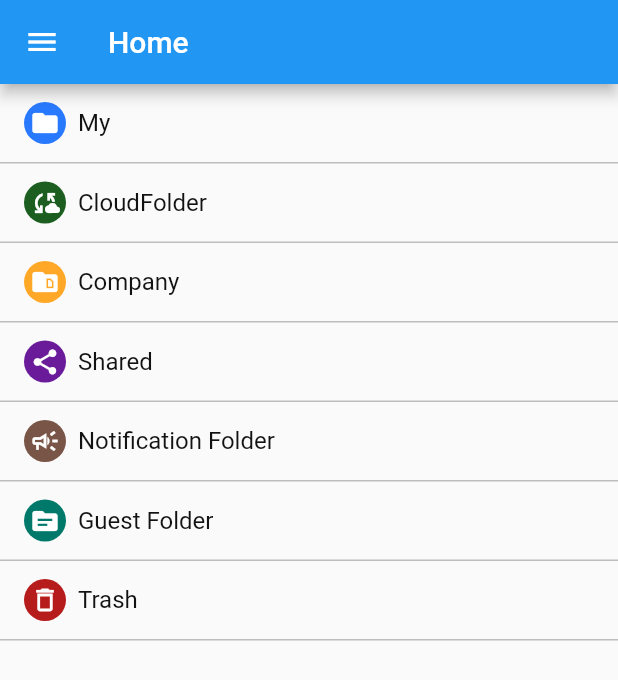
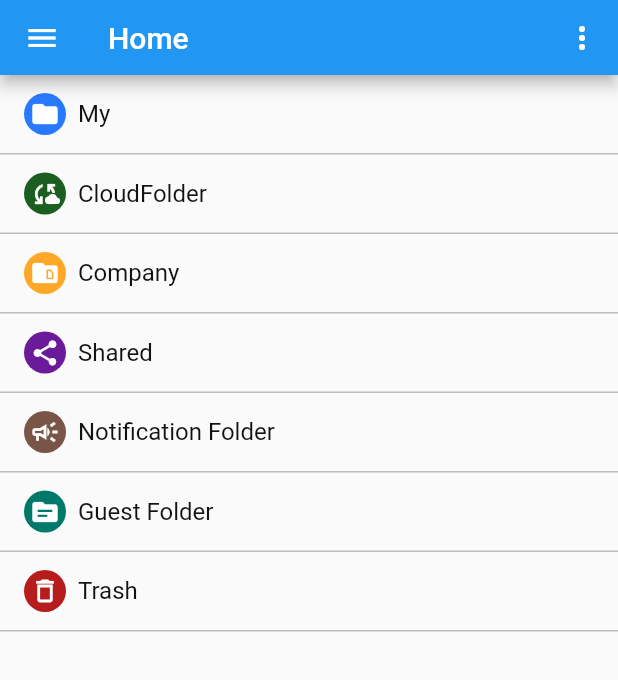
Before and after one commit to DyNamite-TNT-1/clouddisk_file_explorer, a Flutter app: the HomePage screen opened directly, on a phone screen of 412 x 824 dp. Shown: the top 680 px of the screen. Run offline on Flutter 3.47's test engine with Material 2 defaults, Android fonts, the phone set to English and light mode, and no system bars; drawn by our look-alikes of pull_to_refresh; our stand-ins replace bloc, dio, equatable, flutter_bloc.

Commit message:
last commit 12122022

```diff
--- a/lib/presentation/pages/home_page/home_page.dart
+++ b/lib/presentation/pages/home_page/home_page.dart
@@ -1,7 +1,7 @@
-import 'package:clouddisk_login_form/models/item.dart';
+import 'package:clouddisk_login_form/bloc/folder_tree_bloc/bloc/folder_tree_bloc.dart';
 import 'package:clouddisk_login_form/presentation/screens/folder_screen.dart';
 import 'package:flutter/material.dart';
-import 'package:pull_to_refresh/pull_to_refresh.dart';
+import 'package:flutter_bloc/flutter_bloc.dart';
 
 class HomePage extends StatefulWidget {
   const HomePage({super.key});
@@ -12,12 +12,29 @@ class HomePage extends StatefulWidget {
 
 class _HomePageState extends State<HomePage> {
   final GlobalKey<ScaffoldState> scaffoldKey = GlobalKey<ScaffoldState>();
+  final FolderTreeBloc folderTreeBloc = FolderTreeBloc();
+  @override
+  void initState() {
+    folderTreeBloc.add(const LoadEvent(0));
+    super.initState();
+  }
+
   @override
   Widget build(BuildContext context) {
+    void onSelected(BuildContext context, int value) {
+      switch (value) {
+        case 0:
+          print("Download");
+          break;
+        default:
+      }
+    }
+
     //add drawer under appBar by using Scaffold below Scaffold
     return Scaffold(
-      appBar: AppBar(
-        primary: true,
+      appBar: PreferredSize(
+        preferredSize: const Size.fromHeight(50),
+        child: AppBar(
           title: const Text("Home"),
           leading: IconButton(
             onPressed: () {
@@ -29,7 +46,57 @@ class _HomePageState extends State<HomePage> {
             },
             icon: const Icon(Icons.menu),
           ),
-        automaticallyImplyLeading: false,
+          actions: [
+            Theme(
+              data: Theme.of(context).copyWith(
+                  iconTheme: const IconThemeData(color: Colors.white),
+                  textTheme: const TextTheme().apply(bodyColor: Colors.white)),
+              child: PopupMenuButton<int>(
+                offset: const Offset(0, 60),
+                shape: const TooltipShape(),
+                color: Colors.indigo.shade900,
+                onSelected: (value) {
+                  onSelected(context, value);
+                },
+                itemBuilder: ((context) {
+                  return [
+                    popupMenuItem("Download"),
+                    popupMenuItem("New Folder"),
+                    popupMenuItem("Delete"),
+                    popupMenuItem("Copy"),
+                    popupMenuItem("Move"),
+                    popupMenuItem("Favorite"),
+                    popupMenuItem("Sort"),
+                    // const PopupMenuItem<int>(
+                    //   value: 1,
+                    //   child: Text("New Folder"),
+                    // ),
+                    // const PopupMenuItem<int>(
+                    //   value: 2,
+                    //   child: Text("Delete"),
+                    // ),
+                    // const PopupMenuItem<int>(
+                    //   value: 3,
+                    //   child: Text("Copy"),
+                    // ),
+                    // const PopupMenuItem<int>(
+                    //   value: 4,
+                    //   child: Text("Move"),
+                    // ),
+                    // const PopupMenuItem<int>(
+                    //   value: 5,
+                    //   child: Text("Favorite"),
+                    // ),
+                    // const PopupMenuItem<int>(
+                    //   value: 6,
+                    //   child: Text("Sort"),
+                    // ),
+                  ];
+                }),
+              ),
+            ),
+          ],
+        ),
       ),
       body: Scaffold(
         key: scaffoldKey,
@@ -59,10 +126,114 @@ class _HomePageState extends State<HomePage> {
             ],
           ),
         ),
-        body: FolderScreen(
-          folders: folders[0].children,
+        body: BlocProvider(
+          create: (context) => folderTreeBloc,
+          child: BlocBuilder<FolderTreeBloc, FolderTreeState>(
+            builder: (context, state) {
+              if (state is FolderTreeLoading) {
+                return const Center(
+                  child: CircularProgressIndicator(),
+                );
+              }
+              if (state is FolderTreeLoaded) {
+                return FolderScreen(
+                  folders: state.items,
+                );
+              }
+              return Container();
+            },
+          ),
+        ),
+      ),
+    );
+  }
+
+  PopupMenuItem<int> popupMenuItem(String content) {
+    return PopupMenuItem<int>(
+      padding: const EdgeInsets.all(0),
+      value: 0,
+      child: Container(
+        padding: const EdgeInsets.symmetric(vertical: 6),
+        decoration: const BoxDecoration(
+          color: Colors.red,
+          border: Border(
+            bottom: BorderSide(
+              color: Colors.white,
+            ),
+          ),
+        ),
+        child: Row(
+          children: [
+            const SizedBox(
+              width: 6,
+            ),
+            const Icon(
+              Icons.file_download_outlined,
+              size: 16,
+            ),
+            const SizedBox(
+              width: 6,
+            ),
+            Text(
+              content,
+              style: const TextStyle(fontSize: 16),
+            ),
+          ],
         ),
       ),
     );
   }
 }
+
+class TooltipShape extends ShapeBorder {
+  const TooltipShape();
+
+  final BorderSide _side = BorderSide.none;
+  final BorderRadiusGeometry _borderRadius = BorderRadius.zero;
+
+  @override
+  EdgeInsetsGeometry get dimensions => EdgeInsets.all(_side.width);
+
+  @override
+  Path getInnerPath(
+    Rect rect, {
+    TextDirection? textDirection,
+  }) {
+    final Path path = Path();
+
+    path.addRRect(
+      _borderRadius.resolve(textDirection).toRRect(rect).deflate(_side.width),
+    );
+
+    return path;
+  }
+
+  @override
+  Path getOuterPath(Rect rect, {TextDirection? textDirection}) {
+    final Path path = Path();
+    final RRect rrect = _borderRadius.resolve(textDirection).toRRect(rect);
+
+    path.moveTo(0, 10);
+    path.quadraticBezierTo(0, 0, 10, 0);
+    path.lineTo(rrect.width - 30, 0);
+    path.lineTo(rrect.width - 20, -10);
+    path.lineTo(rrect.width - 10, 0);
+    path.quadraticBezierTo(rrect.width, 0, rrect.width, 10);
+    path.lineTo(rrect.width, rrect.height - 10);
+    path.quadraticBezierTo(
+        rrect.width, rrect.height, rrect.width - 10, rrect.height);
+    path.lineTo(10, rrect.height);
+    path.quadraticBezierTo(0, rrect.height, 0, rrect.height - 10);
+
+    return path;
+  }
+
+  @override
+  void paint(Canvas canvas, Rect rect, {TextDirection? textDirection}) {}
+
+  @override
+  ShapeBorder scale(double t) => RoundedRectangleBorder(
+        side: _side.scale(t),
+        borderRadius: _borderRadius * t,
+      );
+}
```
Lines whose indentation alone changed are shown as unchanged.
